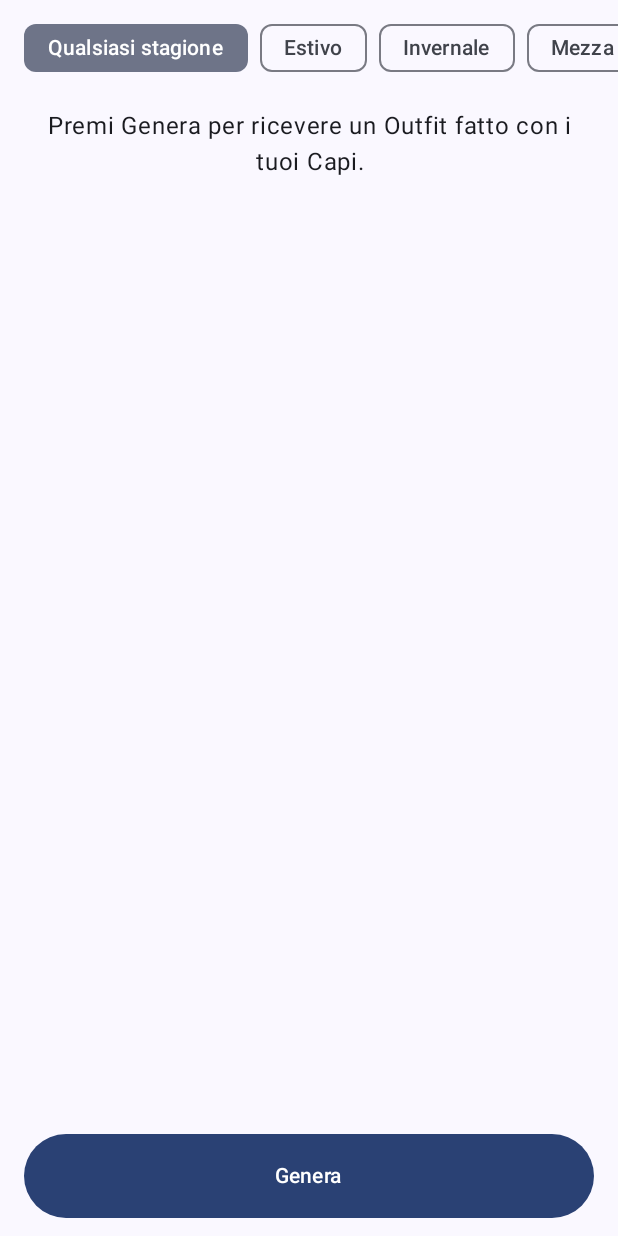
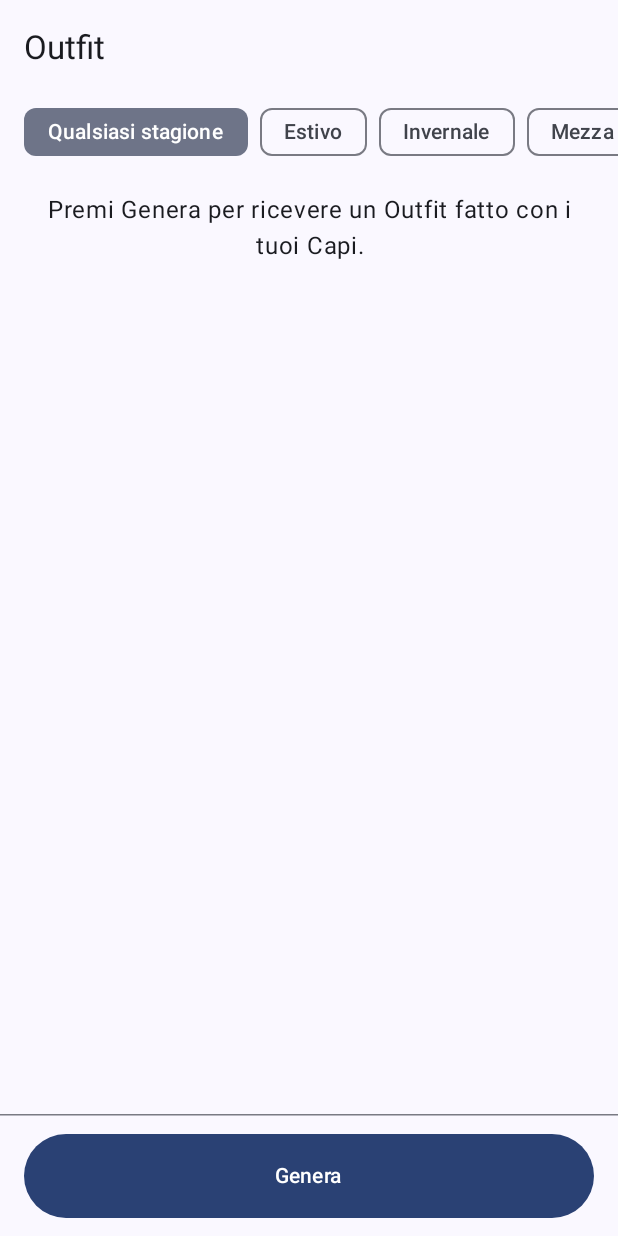
Before and after one commit to FriendlyButFire/guardaroba, an Android app built with Jetpack Compose: the composable OutfitScreen shown on its own in the app's theme, on a phone screen of 412 x 824 dp. Run offline under Robolectric (Android 15) with nearby library versions, the phone set to English and light mode, and no system bars.

Commit message:
feat(outfit): Precedente returns to earlier Proposte; top bar, capitalised chip, clearer suggested colours (#01, #05)

```diff
--- a/app/src/main/java/com/guardaroba/ui/OutfitScreen.kt
+++ b/app/src/main/java/com/guardaroba/ui/OutfitScreen.kt
@@ -19,6 +19,7 @@ import androidx.compose.foundation.layout.Column
 import androidx.compose.foundation.layout.FlowRow
 import androidx.compose.foundation.layout.Row
 import androidx.compose.foundation.layout.Spacer
+import androidx.compose.foundation.layout.WindowInsets
 import androidx.compose.foundation.layout.fillMaxSize
 import androidx.compose.foundation.layout.fillMaxWidth
 import androidx.compose.foundation.layout.heightIn
@@ -29,6 +30,7 @@ import androidx.compose.foundation.rememberScrollState
 import androidx.compose.foundation.shape.CircleShape
 import androidx.compose.foundation.verticalScroll
 import androidx.compose.material.icons.Icons
+import androidx.compose.material.icons.automirrored.filled.ArrowBack
 import androidx.compose.material.icons.filled.Close
 import androidx.compose.material.icons.filled.Favorite
 import androidx.compose.material.icons.filled.FavoriteBorder
@@ -37,14 +39,18 @@ import androidx.compose.material.icons.filled.KeyboardArrowUp
 import androidx.compose.material3.AlertDialog
 import androidx.compose.material3.Button
 import androidx.compose.material3.ButtonDefaults
+import androidx.compose.material3.ExperimentalMaterial3Api
 import androidx.compose.material3.FilledTonalButton
 import androidx.compose.material3.FilterChip
+import androidx.compose.material3.HorizontalDivider
 import androidx.compose.material3.Icon
 import androidx.compose.material3.InputChip
 import androidx.compose.material3.InputChipDefaults
 import androidx.compose.material3.MaterialTheme
+import androidx.compose.material3.OutlinedButton
 import androidx.compose.material3.Text
 import androidx.compose.material3.TextButton
+import androidx.compose.material3.TopAppBar
 import androidx.compose.runtime.Composable
 import androidx.compose.runtime.LaunchedEffect
 import androidx.compose.runtime.getValue
@@ -65,6 +71,7 @@ import com.guardaroba.motore.Esito
 import com.guardaroba.motore.Stagione
 import com.guardaroba.motore.perché
 
+@OptIn(ExperimentalMaterial3Api::class)
 @Composable
 fun OutfitScreen(vm: OutfitViewModel) {
     val stato = vm.stato
@@ -72,14 +79,15 @@ fun OutfitScreen(vm: OutfitViewModel) {
     vm.avvisoFuoriStagione?.let { AvvisoFuoriStagione(it, vm::chiudiAvviso) }
     // In alto i comandi che cambiano la Richiesta, in basso l'azione principale sempre nello stesso posto: scorre solo il contenuto.
     Column(Modifier.fillMaxSize()) {
-        Column(Modifier.fillMaxWidth().padding(top = 8.dp), verticalArrangement = Arrangement.spacedBy(4.dp)) {
+        TopAppBar(title = { Text("Outfit") }, windowInsets = WindowInsets(0)) // insets already applied by the outer Scaffold
+        Column(Modifier.fillMaxWidth(), verticalArrangement = Arrangement.spacedBy(4.dp)) {
             vm.partenza?.let { id ->
                 // Il chip è l'uscita da "Parti da": toccarlo (o Indietro) torna alle Proposte da tutto il Guardaroba.
                 BackHandler { vm.partiDa(null) }
                 InputChip(
                     selected = true,
                     onClick = { vm.partiDa(null) },
-                    label = { Text("Parti da: " + (stato?.capi?.get(id)?.tipo ?: "…")) },
+                    label = { Text("Parti da: " + (stato?.capi?.get(id)?.tipo?.maiuscola() ?: "…")) },
                     trailingIcon = { Icon(Icons.Filled.Close, contentDescription = "Togli", Modifier.size(InputChipDefaults.IconSize)) },
                     modifier = Modifier.padding(horizontal = 16.dp),
                 )
@@ -159,20 +167,36 @@ fun OutfitScreen(vm: OutfitViewModel) {
                     }
                 }
             }
-            stato?.consigliati?.takeIf { it.isNotEmpty() }?.let { ColoriConsigliati(it) }
+            stato?.consigliati?.takeIf { it.isNotEmpty() }?.let { ColoriConsigliati(it, vm.partenza?.let { id -> stato.capi[id]?.tipo }) }
         }
-        val azione = Modifier.fillMaxWidth().padding(horizontal = 16.dp, vertical = 12.dp).heightIn(min = 56.dp)
-        if (stato?.esito == Esito.Esaurite) {
-            Button(onClick = vm::ricomincia, modifier = azione) { Text("Ricomincia") }
-        } else {
-            Button(onClick = vm::genera, modifier = azione) { Text(if (stato?.esito is Esito.Proposta) "Un altro" else "Genera") }
+        // Composto dopo quello di "Parti da", vince lui: Indietro riprende prima le Proposte di prima, poi esce da "Parti da".
+        BackHandler(enabled = vm.cèPrecedente, onBack = vm::precedente)
+        HorizontalDivider() // separa il contenuto che scorre dai comandi fissi
+        Row(
+            Modifier.fillMaxWidth().padding(horizontal = 16.dp, vertical = 12.dp),
+            horizontalArrangement = Arrangement.spacedBy(8.dp),
+        ) {
+            val alto = Modifier.heightIn(min = 56.dp)
+            if (vm.cèPrecedente) {
+                OutlinedButton(onClick = vm::precedente, modifier = alto) {
+                    Icon(Icons.AutoMirrored.Filled.ArrowBack, contentDescription = null, Modifier.size(ButtonDefaults.IconSize))
+                    Spacer(Modifier.width(ButtonDefaults.IconSpacing))
+                    Text("Precedente")
+                }
+            }
+            val principale = alto.weight(1f)
+            if (stato?.esito == Esito.Esaurite) {
+                Button(onClick = vm::ricomincia, modifier = principale) { Text("Ricomincia") }
+            } else {
+                Button(onClick = vm::genera, modifier = principale) { Text(if (stato?.esito is Esito.Proposta) "Un altro" else "Genera") }
+            }
         }
     }
 }
 
-/** I Colori della Palette che starebbero bene col Capo di partenza, raggruppati per regola; chiusi finché non si aprono. */
+/** I Colori della Palette che starebbero bene col Capo di partenza ([tipo]), raggruppati per regola; chiusi finché non si aprono. */
 @Composable
-private fun ColoriConsigliati(consigliati: List<Consiglio>) {
+private fun ColoriConsigliati(consigliati: List<Consiglio>, tipo: String?) {
     var aperti by rememberSaveable { mutableStateOf(false) }
     // Aperti finiscono sotto il pulsante principale: si portano in vista.
     val inVista = remember { BringIntoViewRequester() }
@@ -182,7 +206,7 @@ private fun ColoriConsigliati(consigliati: List<Consiglio>) {
             Modifier.fillMaxWidth().heightIn(min = 48.dp).clickable(onClickLabel = if (aperti) "Chiudi" else "Apri") { aperti = !aperti },
             verticalAlignment = Alignment.CenterVertically,
         ) {
-            Text("Colori consigliati", Modifier.weight(1f), style = MaterialTheme.typography.titleSmall)
+            Text(tipo?.let { "Stanno bene con: ${it.maiuscola()}" } ?: "Colori consigliati", Modifier.weight(1f), style = MaterialTheme.typography.titleSmall)
             Icon(if (aperti) Icons.Filled.KeyboardArrowUp else Icons.Filled.KeyboardArrowDown, contentDescription = null)
         }
         if (aperti) {
```
Also changed, not shown: app/src/main/java/com/guardaroba/ui/OutfitViewModel.kt (+24 -0 lines), 3 other files.
